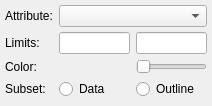
Before: the Qt Designer form glue_vispy_viewers/volume/layer_style_widget.ui in glue-viz/glue-vispy-viewers, drawn with Qt 5.
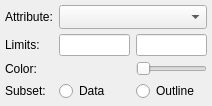
After: the same form once the commit is applied. Custom widgets are drawn as their Qt base class.

Commit message: Fix compatibility of .ui files with PyQt6

Diff of the .ui file:
```diff
--- a/glue_vispy_viewers/volume/layer_style_widget.ui
+++ b/glue_vispy_viewers/volume/layer_style_widget.ui
@@ -87,7 +87,7 @@
    <item row="0" column="1" colspan="2">
     <widget class="QComboBox" name="combosel_attribute">
      <property name="sizeAdjustPolicy">
-      <enum>QComboBox::AdjustToMinimumContentsLength</enum>
+      <enum>QComboBox::AdjustToMinimumContentsLengthWithIcon</enum>
      </property>
     </widget>
    </item>
```
The commit also changes 3 other files.
